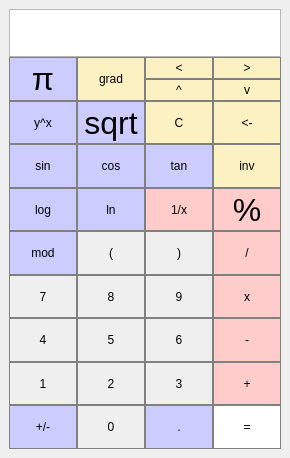
Old version of the form instructor/Calculator_cmake/mainwindow.ui in the repository ajjkoch/allgaeu_rechner.
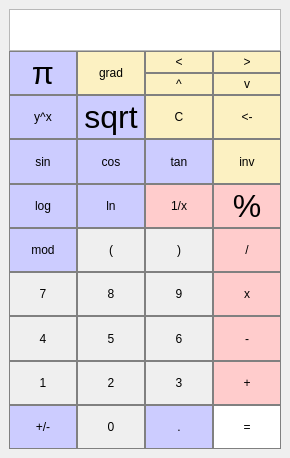
New version of the form.

Commit message: Reduce calculator expression display height

Diff of the .ui file:
```diff
--- a/instructor/Calculator_cmake/mainwindow.ui
+++ b/instructor/Calculator_cmake/mainwindow.ui
@@ -464,13 +464,13 @@
         <property name="minimumSize">
          <size>
           <width>0</width>
-          <height>42</height>
+          <height>38</height>
          </size>
         </property>
         <property name="maximumSize">
          <size>
           <width>16777215</width>
-          <height>48</height>
+          <height>42</height>
          </size>
         </property>
         <property name="font">
```
